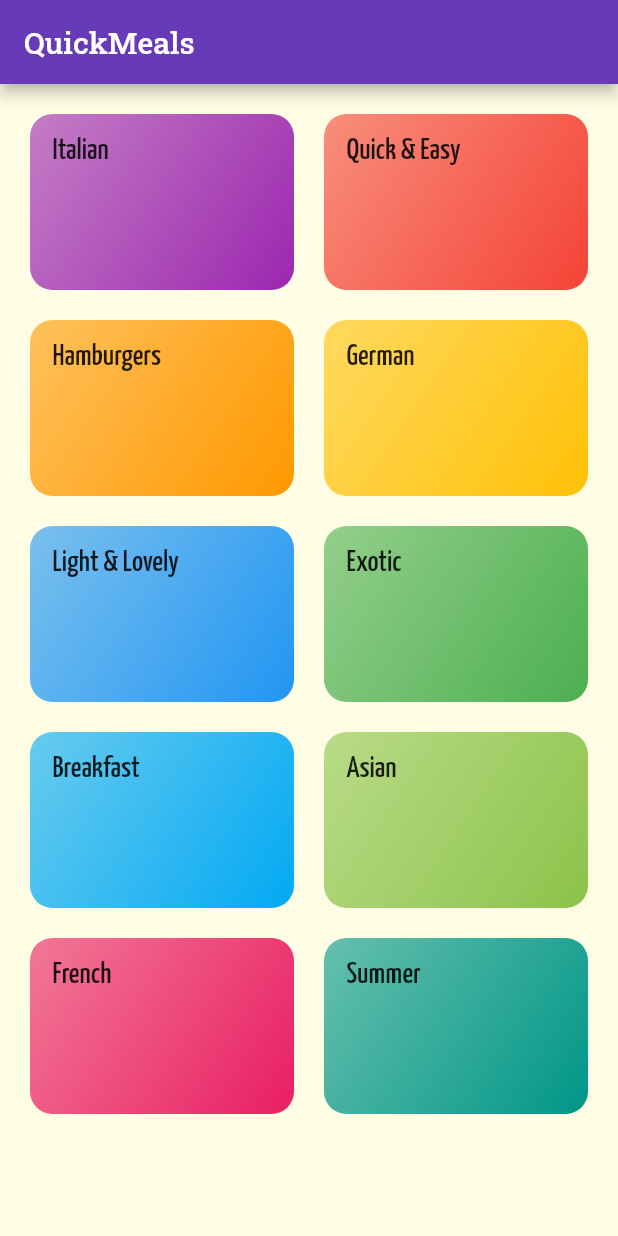
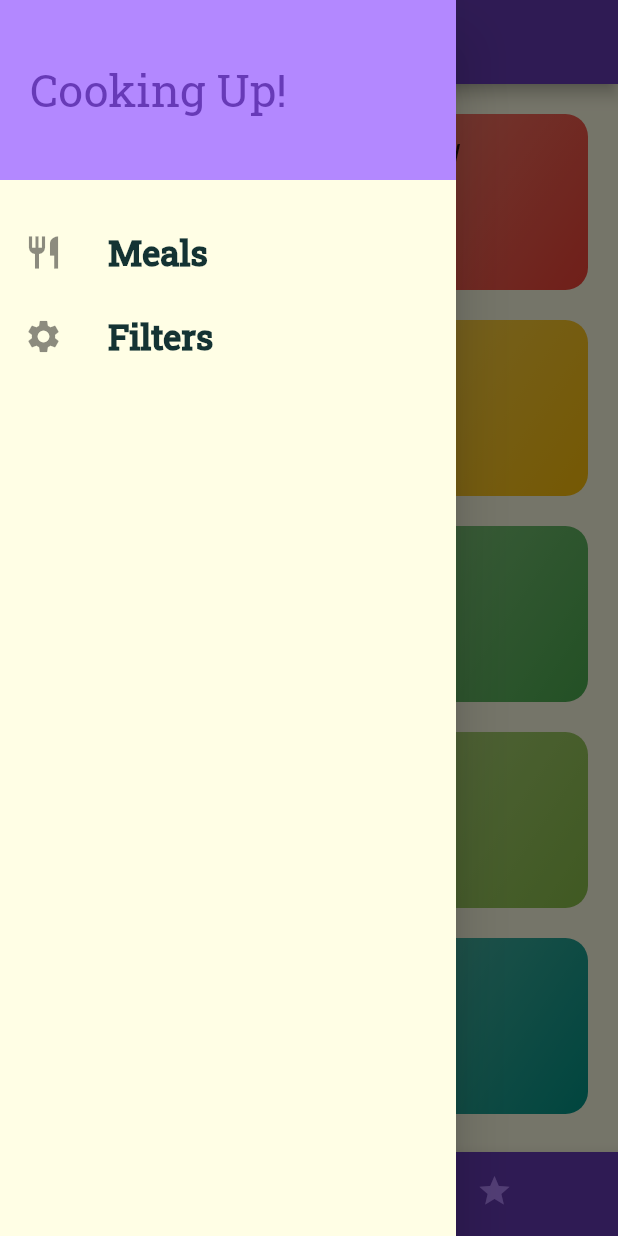
Before and after one commit to CheaVireaksat/QuickMeals_APP, a Flutter app: the screen it shows after launch, with the side drawer open (before the commit the screen has no drawer), on a phone screen of 412 x 824 dp. Run offline on Flutter 3.47's test engine with Material 2 defaults, Android fonts, the phone set to English and light mode, and no system bars.

Commit message:
Update New Feature

```diff
--- a/lib/main.dart
+++ b/lib/main.dart
@@ -3,6 +3,8 @@ import 'package:flutter/material.dart';
 import './screens/category_meals_screen.dart';
 import './screens/categories_screen.dart';
 import './screens/meal_detail_screen.dart';
+import './screens/tabs_screen.dart';
+import './screens/filters_screen.dart';
 
 void main() {
   runApp(MyApp());
@@ -35,9 +37,10 @@ class MyApp extends StatelessWidget {
       // home: CategoriesScreen(),
       initialRoute: '/', // default is '/
       routes: {
-        '/': (ctx) => CategoriesScreen(),
+        '/': (ctx) => TabScreen(),
         CategoryMealsScreen.routeName: (ctx) => CategoryMealsScreen(),
         MealDetailScreen.routeName: (ctx) => MealDetailScreen(),
+        FilterScreen.routeName: (ctx) => FilterScreen(),
       },
       // this method can use for dynamic app
       // onGenerateRoute: (settings){
--- a/lib/screens/categories_screen.dart
+++ b/lib/screens/categories_screen.dart
@@ -6,11 +6,7 @@ import '../wigets/category_items.dart';
 class CategoriesScreen extends StatelessWidget {
   @override
   Widget build(BuildContext context) {
-    return Scaffold(
-      appBar: AppBar(
-        title: const Text('QuickMeals'),
-      ),
-      body: GridView(
+    return GridView(
         padding: const EdgeInsets.all(20),
         children: DUMMY_CATEGORIES
             .map((catData) =>
@@ -21,8 +17,7 @@ class CategoriesScreen extends StatelessWidget {
           childAspectRatio: 3 / 2,
           crossAxisSpacing: 20,
           mainAxisSpacing: 20,
-        ),
-      ),
+        )
     );
   }
 }
--- /dev/null
+++ b/lib/screens/favorite_screen.dart
@@ -0,0 +1,10 @@
+import 'package:flutter/material.dart';
+
+class FavoriteScreen extends StatelessWidget {
+  @override
+  Widget build(BuildContext context) {
+    return Center(
+      child: Text('The Favorite'),
+    );
+  }
+}
--- /dev/null
+++ b/lib/screens/filters_screen.dart
@@ -0,0 +1,20 @@
+import 'package:flutter/material.dart';
+
+import '../wigets/main_drawer.dart';
+
+class FilterScreen extends StatelessWidget {
+  static const routeName = '/filters';
+
+  @override
+  Widget build(BuildContext context) {
+    return Scaffold(
+      appBar: AppBar(
+        title: Text('Your filter'),
+      ),
+      drawer: MainDrawer(),
+      body: Center(
+        child: Text('filter'),
+      ),
+    );
+  }
+}
--- /dev/null
+++ b/lib/screens/tabs_screen.dart
@@ -0,0 +1,59 @@
+import 'package:flutter/material.dart';
+
+import './categories_screen.dart';
+import './favorite_screen.dart';
+import '../wigets/main_drawer.dart';
+
+class TabScreen extends StatefulWidget {
+  @override
+  _TabScreenState createState() => _TabScreenState();
+}
+
+class _TabScreenState extends State<TabScreen> {
+  final List<Map<String, Object>> _pages = [
+    {'page': CategoriesScreen(), 'title': 'Categories'},
+    {'page': FavoriteScreen(), 'title': 'Your Favorites',},
+  ];
+
+  int _selectedPageIndex = 0;
+
+  //Method
+  void _selectPage(int index) {
+    setState(() {
+      _selectedPageIndex = index;
+    });
+  }
+
+  @override
+  Widget build(BuildContext context) {
+    return Scaffold(
+      appBar: AppBar(
+        title: Text(_pages[_selectedPageIndex]['title']),
+      ),
+      drawer: MainDrawer(),
+      body: _pages[_selectedPageIndex]['page'],
+      bottomNavigationBar: BottomNavigationBar(
+        onTap: _selectPage,
+        backgroundColor: Theme.of(context).primaryColor,
+        // selectedFontSize: 15,
+        // unselectedFontSize: 10,
+        unselectedItemColor: Theme.of(context).accentColor,
+        selectedItemColor: Colors.white,
+        currentIndex: _selectedPageIndex,
+        type: BottomNavigationBarType.shifting,
+        items: [
+          BottomNavigationBarItem(
+            backgroundColor: Theme.of(context).primaryColor,
+            icon: Icon(Icons.category),
+            title: Text('Categories'),
+          ),
+          BottomNavigationBarItem(
+            backgroundColor: Theme.of(context).primaryColor,
+            icon: Icon(Icons.star),
+            title: Text('Favorites'),
+          ),
+        ],
+      ),
+    );
+  }
+}
--- /dev/null
+++ b/lib/wigets/main_drawer.dart
@@ -0,0 +1,57 @@
+import 'package:flutter/material.dart';
+
+import '../screens/filters_screen.dart';
+
+class MainDrawer extends StatelessWidget {
+  Widget buildListTile(String title, IconData icon, Function tapHandler) {
+    return ListTile(
+      leading: Icon(
+        icon,
+        size: 26,
+      ),
+      title: Text(
+        title,
+        style: TextStyle(
+          fontFamily: 'RobotoSlab-Regular',
+          fontSize: 23,
+          fontWeight: FontWeight.bold,
+        ),
+      ),
+      onTap: tapHandler,
+    );
+  }
+
+  @override
+  Widget build(BuildContext context) {
+    return Drawer(
+      child: Column(
+        children: <Widget>[
+          Container(
+            height: 120,
+            width: double.infinity,
+            padding: EdgeInsets.all(20),
+            alignment: Alignment.centerLeft,
+            color: Theme.of(context).accentColor,
+            // decoration: BoxDecoration(color: ),
+            child: Text(
+              'Cooking Up!',
+              style: TextStyle(
+                fontSize: 30,
+                color: Theme.of(context).primaryColor,
+              ),
+            ),
+          ),
+          SizedBox(
+            height: 20,
+          ),
+          buildListTile('Meals', Icons.restaurant, () {
+            Navigator.of(context).pushReplacementNamed('/');
+          }),
+          buildListTile('Filters', Icons.settings, () {
+            Navigator.of(context).pushReplacementNamed(FilterScreen.routeName);
+          }),
+        ],
+      ),
+    );
+  }
+}
```
